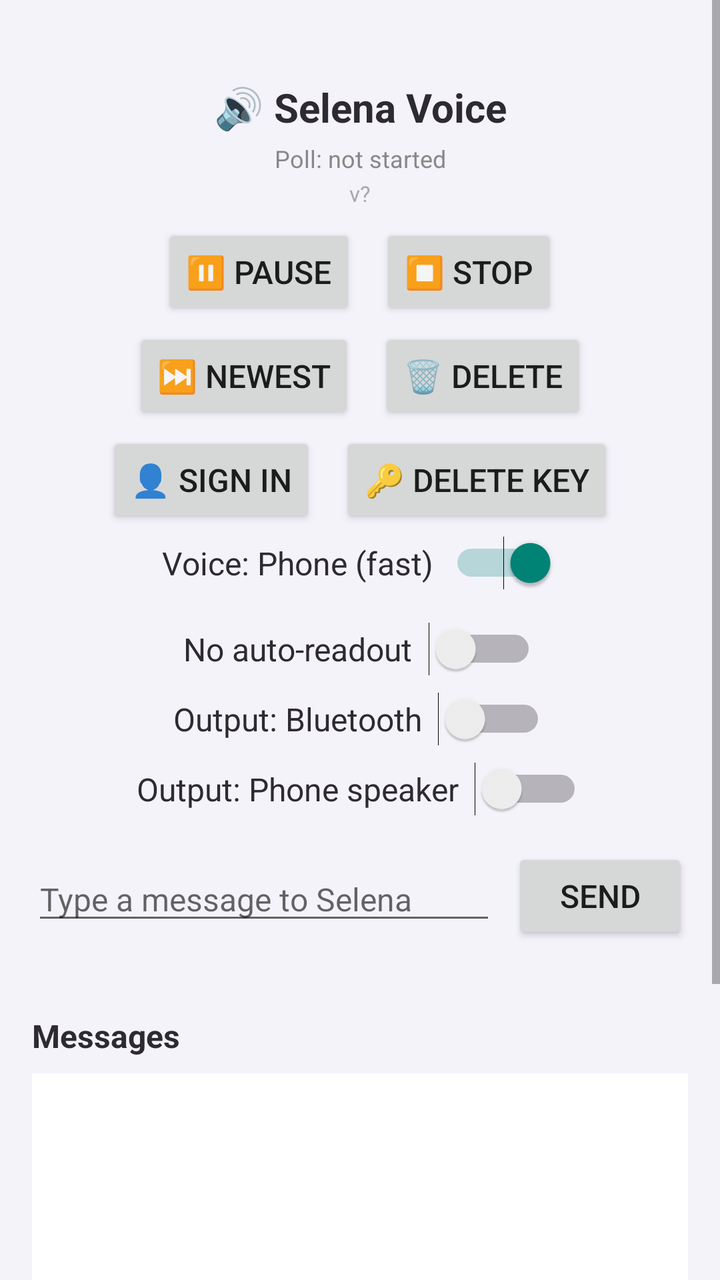
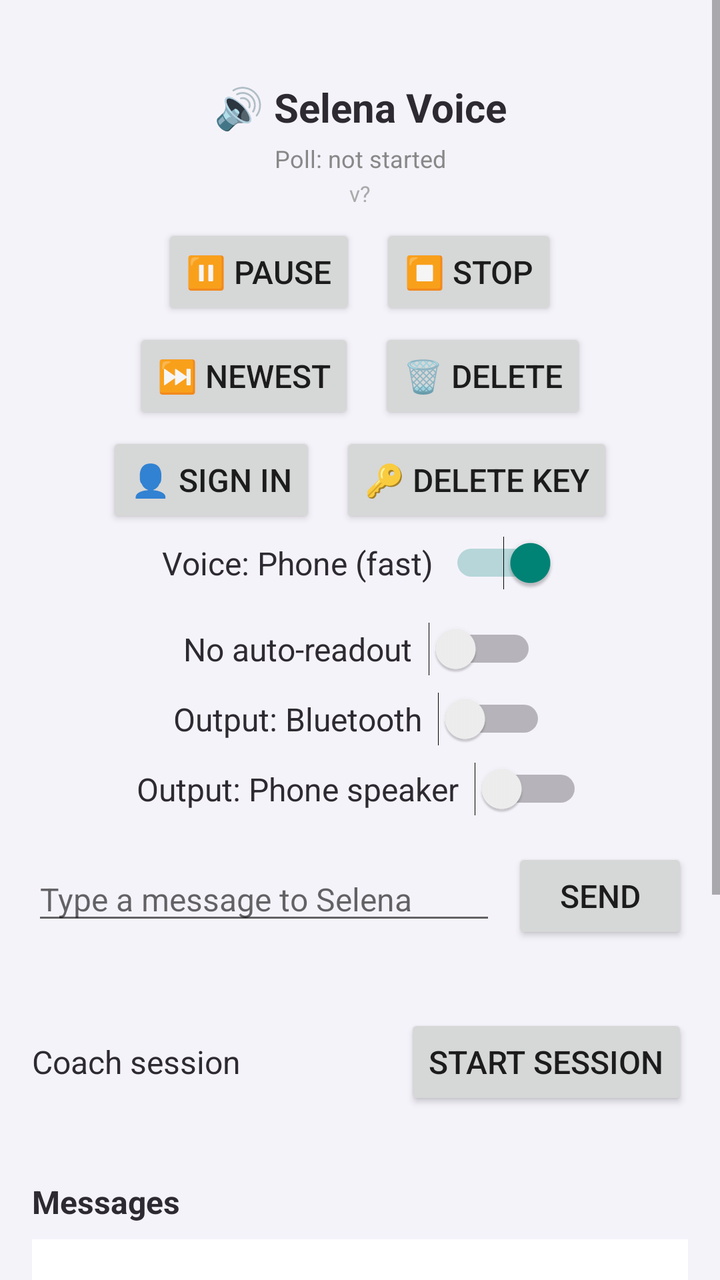

Compare the two renders of this Android layout. The source of the first and the diff that turns it into the second are given below.
<!-- AndroidManifest.xml: application theme android:Theme.Material.Light.NoActionBar -->
<!-- res/layout/activity_main.xml -->
<?xml version="1.0" encoding="utf-8"?>
<ScrollView xmlns:android="http://schemas.android.com/apk/res/android"
    android:id="@+id/outerScroll"
    android:layout_width="match_parent"
    android:layout_height="match_parent"
    android:background="@color/selena_light"
    android:fillViewport="true">

<LinearLayout
    android:layout_width="match_parent"
    android:layout_height="wrap_content"
    android:orientation="vertical"
    android:padding="16dp">

    
    <TextView
        android:id="@+id/statusText"
        android:layout_width="match_parent"
        android:layout_height="wrap_content"
        android:text="🔊 Selena Voice"
        android:textSize="20sp"
        android:textStyle="bold"
        android:textColor="@color/selena_dark"
        android:gravity="center"
        android:paddingTop="24dp"
        android:paddingBottom="4dp" />

    
    <TextView
        android:id="@+id/pollStatusText"
        android:layout_width="match_parent"
        android:layout_height="wrap_content"
        android:text="Poll: not started"
        android:textSize="12sp"
        android:textColor="#888888"
        android:gravity="center"
        android:paddingBottom="2dp" />

    
    <TextView
        android:id="@+id/versionText"
        android:layout_width="match_parent"
        android:layout_height="wrap_content"
        android:text="v?"
        android:textSize="11sp"
        android:textColor="#AAAAAA"
        android:gravity="center"
        android:paddingBottom="8dp" />

    
    <Button
        android:id="@+id/updateBanner"
        android:layout_width="wrap_content"
        android:layout_height="wrap_content"
        android:layout_gravity="center"
        android:text="⬆️ Update available — tap to install"
        android:textSize="14sp"
        android:visibility="gone"
        android:backgroundTint="#2E7D32" />

    
    <LinearLayout
        android:layout_width="match_parent"
        android:layout_height="wrap_content"
        android:orientation="horizontal"
        android:gravity="center"
        android:paddingBottom="4dp">

        <Button
            android:id="@+id/pauseButton"
            android:layout_width="wrap_content"
            android:layout_height="wrap_content"
            android:text="⏸️ Pause"
            android:textSize="16sp"
            android:visibility="visible" />

        <Button
            android:id="@+id/stopButton"
            android:layout_width="wrap_content"
            android:layout_height="wrap_content"
            android:layout_marginStart="12dp"
            android:text="⏹️ Stop"
            android:textSize="16sp"
            android:visibility="visible" />
    </LinearLayout>

    <LinearLayout
        android:layout_width="match_parent"
        android:layout_height="wrap_content"
        android:orientation="horizontal"
        android:gravity="center"
        android:paddingBottom="4dp">

        <Button
            android:id="@+id/skipButton"
            android:layout_width="wrap_content"
            android:layout_height="wrap_content"
            android:text="⏭️ Newest"
            android:textSize="16sp"
            android:visibility="visible" />

        <Button
            android:id="@+id/deleteUnlockedButton"
            android:layout_width="wrap_content"
            android:layout_height="wrap_content"
            android:layout_marginStart="12dp"
            android:text="🗑️ Delete"
            android:textSize="16sp"
            android:visibility="visible" />
    </LinearLayout>

    
    <LinearLayout
        android:layout_width="match_parent"
        android:layout_height="wrap_content"
        android:orientation="horizontal"
        android:gravity="center"
        android:paddingBottom="4dp">

        <Button
            android:id="@+id/signInButton"
            android:layout_width="wrap_content"
            android:layout_height="wrap_content"
            android:text="👤 Sign in"
            android:textSize="16sp"
            android:visibility="visible" />

        <Button
            android:id="@+id/deleteKeyButton"
            android:layout_width="wrap_content"
            android:layout_height="wrap_content"
            android:layout_marginStart="12dp"
            android:text="🔑 Delete key"
            android:textSize="16sp"
            android:visibility="visible" />
    </LinearLayout>

    
    <LinearLayout
        android:layout_width="match_parent"
        android:layout_height="wrap_content"
        android:orientation="horizontal"
        android:gravity="center"
        android:paddingBottom="16dp">

        <TextView
            android:id="@+id/voiceModeLabel"
            android:layout_width="wrap_content"
            android:layout_height="wrap_content"
            android:text="Voice: Phone (fast)"
            android:textSize="16sp"
            android:textColor="@color/selena_dark"
            android:paddingEnd="8dp" />

        <Switch
            android:id="@+id/voiceModeSwitch"
            android:layout_width="wrap_content"
            android:layout_height="wrap_content"
            android:checked="true" />
    </LinearLayout>

    
    <LinearLayout
        android:layout_width="match_parent"
        android:layout_height="wrap_content"
        android:orientation="horizontal"
        android:gravity="center"
        android:paddingBottom="8dp">

        <TextView
            android:layout_width="wrap_content"
            android:layout_height="wrap_content"
            android:text="No auto-readout"
            android:textSize="16sp"
            android:textColor="@color/selena_dark"
            android:paddingEnd="8dp" />

        <Switch
            android:id="@+id/noReadoutSwitch"
            android:layout_width="wrap_content"
            android:layout_height="wrap_content"
            android:checked="false" />
    </LinearLayout>

    
    <LinearLayout
        android:layout_width="match_parent"
        android:layout_height="wrap_content"
        android:orientation="horizontal"
        android:gravity="center"
        android:paddingBottom="8dp">

        <TextView
            android:layout_width="wrap_content"
            android:layout_height="wrap_content"
            android:text="Output: Bluetooth"
            android:textSize="16sp"
            android:textColor="@color/selena_dark"
            android:paddingEnd="8dp" />

        <Switch
            android:id="@+id/btSwitch"
            android:layout_width="wrap_content"
            android:layout_height="wrap_content"
            android:checked="false" />
    </LinearLayout>

    <LinearLayout
        android:layout_width="match_parent"
        android:layout_height="wrap_content"
        android:orientation="horizontal"
        android:gravity="center"
        android:paddingBottom="16dp">

        <TextView
            android:layout_width="wrap_content"
            android:layout_height="wrap_content"
            android:text="Output: Phone speaker"
            android:textSize="16sp"
            android:textColor="@color/selena_dark"
            android:paddingEnd="8dp" />

        <Switch
            android:id="@+id/spkSwitch"
            android:layout_width="wrap_content"
            android:layout_height="wrap_content"
            android:checked="false" />
    </LinearLayout>

    
    <LinearLayout
        android:layout_width="match_parent"
        android:layout_height="wrap_content"
        android:orientation="horizontal"
        android:gravity="center_vertical"
        android:paddingBottom="4dp">

        <EditText
            android:id="@+id/composeInput"
            android:layout_width="0dp"
            android:layout_height="wrap_content"
            android:layout_weight="1"
            android:hint="Type a message to Selena"
            android:inputType="textCapSentences|textMultiLine"
            android:maxLines="3"
            android:textSize="16sp" />

        <Button
            android:id="@+id/composeSendButton"
            android:layout_width="wrap_content"
            android:layout_height="wrap_content"
            android:layout_marginStart="8dp"
            android:text="Send"
            android:textSize="16sp" />
    </LinearLayout>

    <TextView
        android:id="@+id/composeStatusText"
        android:layout_width="match_parent"
        android:layout_height="wrap_content"
        android:text=""
        android:textSize="14sp"
        android:textStyle="bold"
        android:textColor="@color/selena_dark"
        android:gravity="center"
        android:paddingBottom="12dp" />

    
    <TextView
        android:layout_width="match_parent"
        android:layout_height="wrap_content"
        android:text="Messages"
        android:textSize="16sp"
        android:textStyle="bold"
        android:textColor="@color/selena_dark"
        android:paddingBottom="8dp" />

    
    <LinearLayout
        android:id="@+id/messageList"
        android:layout_width="match_parent"
        android:layout_height="wrap_content"
        android:minHeight="280dp"
        android:orientation="vertical"
        android:background="#FFFFFF"
        android:padding="12dp" />

</LinearLayout>
</ScrollView>
<!-- resources referenced by this layout -->
<resources>
  <color name="selena_dark">#2D2A32</color>
  <color name="selena_light">#F5F3FA</color>
</resources>

<!-- the commit's change to res/layout/activity_main.xml (unified diff, before → after) -->
@@ -266,6 +266,91 @@
         android:paddingBottom="12dp" />
 
     
+    <LinearLayout
+        android:layout_width="match_parent"
+        android:layout_height="wrap_content"
+        android:orientation="horizontal"
+        android:gravity="center_vertical"
+        android:paddingBottom="4dp">
+
+        <TextView
+            android:layout_width="0dp"
+            android:layout_height="wrap_content"
+            android:layout_weight="1"
+            android:text="Coach session"
+            android:textSize="16sp"
+            android:textColor="@color/selena_dark" />
+
+        <Button
+            android:id="@+id/coachSessionButton"
+            android:layout_width="wrap_content"
+            android:layout_height="wrap_content"
+            android:text="Start session"
+            android:textSize="16sp" />
+    </LinearLayout>
+
+    <LinearLayout
+        android:id="@+id/disclosurePanel"
+        android:layout_width="match_parent"
+        android:layout_height="wrap_content"
+        android:orientation="vertical"
+        android:visibility="gone"
+        android:paddingTop="4dp"
+        android:paddingBottom="4dp">
+
+        <TextView
+            android:layout_width="match_parent"
+            android:layout_height="wrap_content"
+            android:text="Say this first, out loud:"
+            android:textSize="14sp"
+            android:textStyle="bold"
+            android:textColor="@color/selena_dark"
+            android:paddingBottom="4dp" />
+
+        <TextView
+            android:id="@+id/disclosureText"
+            android:layout_width="match_parent"
+            android:layout_height="wrap_content"
+            android:text="“My assistant is listening and taking notes for me, so I don’t miss anything.”"
+            android:textSize="17sp"
+            android:paddingBottom="8dp" />
+
+        <LinearLayout
+            android:layout_width="match_parent"
+            android:layout_height="wrap_content"
+            android:orientation="horizontal"
+            android:gravity="center_vertical">
+
+            <Button
+                android:id="@+id/disclosureConfirmButton"
+                android:layout_width="0dp"
+                android:layout_height="wrap_content"
+                android:layout_weight="1"
+                android:text="Disclosure said — start recording"
+                android:textSize="15sp" />
+
+            <Button
+                android:id="@+id/disclosureCancelButton"
+                android:layout_width="wrap_content"
+                android:layout_height="wrap_content"
+                android:layout_marginStart="8dp"
+                android:text="Cancel"
+                android:textSize="15sp" />
+        </LinearLayout>
+    </LinearLayout>
+
+    <TextView
+        android:id="@+id/coachSessionStatus"
+        android:layout_width="match_parent"
+        android:layout_height="wrap_content"
+        android:text=""
+        android:textSize="14sp"
+        android:textStyle="bold"
+        android:textColor="@color/selena_dark"
+        android:gravity="center"
+        android:paddingBottom="12dp" />
+
+    
     <TextView
         android:layout_width="match_parent"
         android:layout_height="wrap_content"
